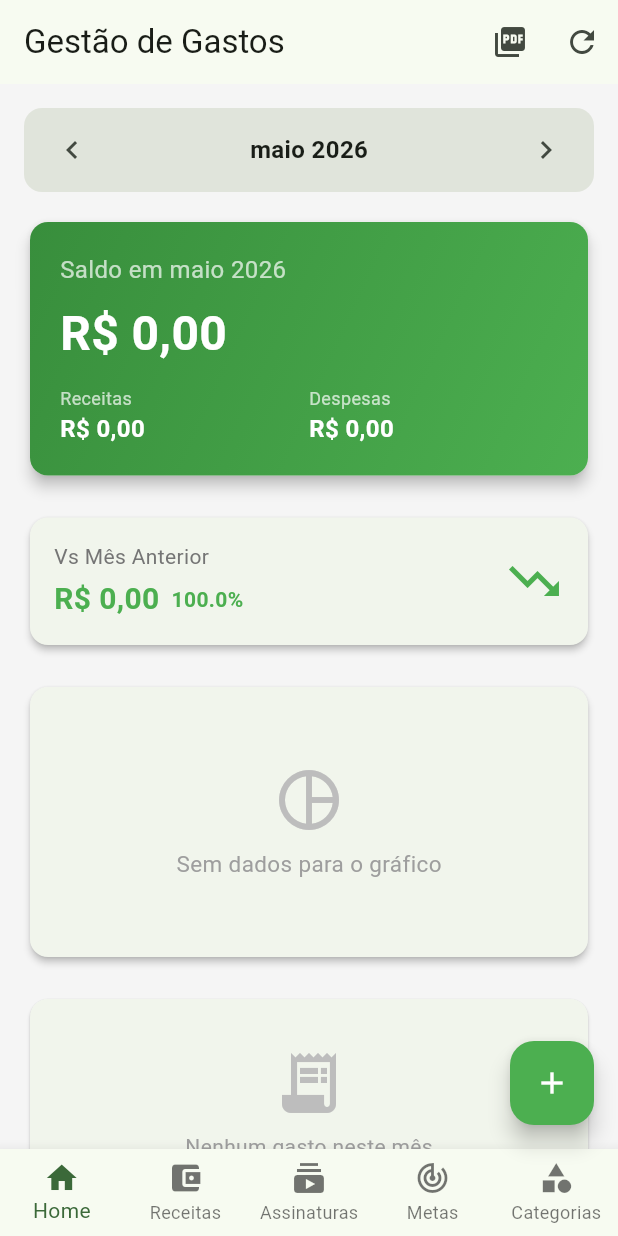
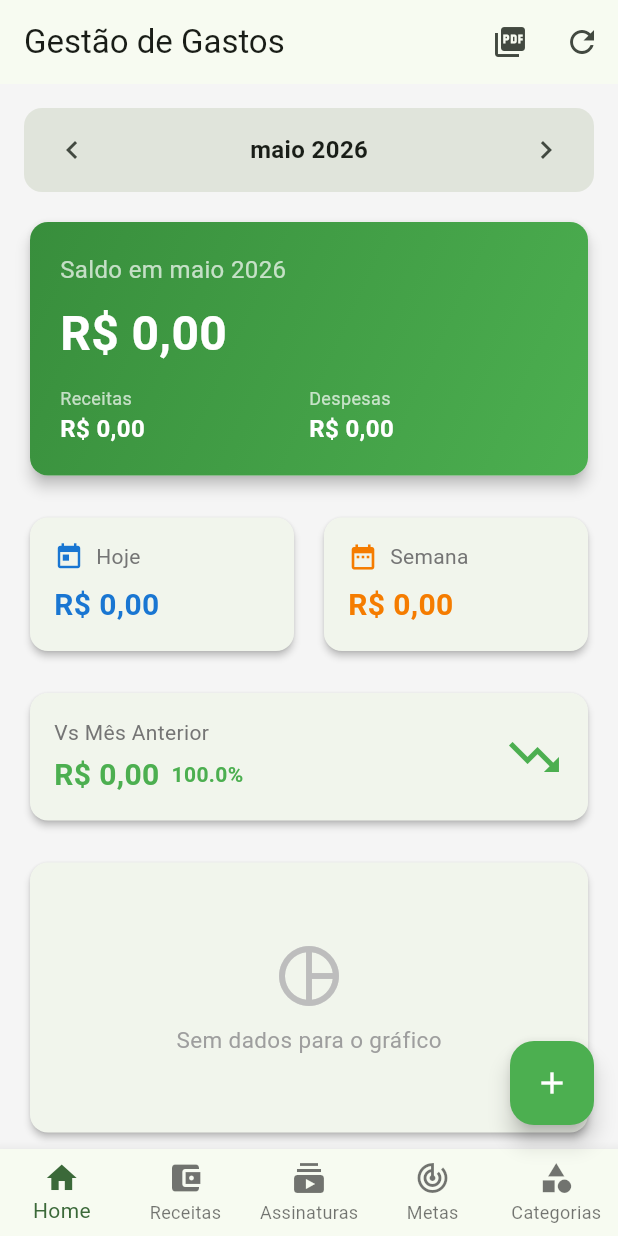
Before and after one commit to upsetups79-boop/gestao_de_gastos, a Flutter app: the screen it shows after launch, after a tap on the "refresh" icon, on a phone screen of 412 x 824 dp. Run offline on Flutter 3.47's test engine with Material 3 defaults, Android fonts, the phone set to English and light mode, and no system bars; our stand-ins replace fl_chart, pdf, printing, sqflite; accounts and stored records are empty.

Commit message:
Adiciona dashboard melhorado com stats rapidos
- Cards de gastos do dia e da semana
- Visual mais limpo e organizado
- Cores diferenciadas para cada periodo

Co-Authored-By: OpenClaude (mimo-v2-pro) <openclaude@gitlawb.com>

```diff
--- a/lib/screens/home_screen.dart
+++ b/lib/screens/home_screen.dart
@@ -25,6 +25,8 @@ import 'goals_screen.dart';
     double _totalMonth = 0;
     double _totalLastMonth = 0;
     double _totalIncome = 0;
+    double _totalToday = 0;
+    double _totalWeek = 0;
     bool _isLoading = true;
     DateTime _selectedMonth =
         DateTime(DateTime.now().year, DateTime.now().month, 1);
@@ -38,6 +40,7 @@ import 'goals_screen.dart';
     Future<void> _loadData() async {
       setState(() => _isLoading = true);
 
+      final now = DateTime.now();
       final startOfMonth = _selectedMonth;
       final endOfMonth =
           DateTime(_selectedMonth.year, _selectedMonth.month + 1, 0, 23, 59, 59);
@@ -45,6 +48,11 @@ import 'goals_screen.dart';
           DateTime(_selectedMonth.year, _selectedMonth.month - 1, 1);
       final endOfLastMonth =
           DateTime(_selectedMonth.year, _selectedMonth.month, 0, 23, 59, 59);
+      final startOfDay = DateTime(now.year, now.month, now.day);
+      final endOfDay = DateTime(now.year, now.month, now.day, 23, 59, 59);
+      final startOfWeek = now.subtract(Duration(days: now.weekday - 1));
+      final startOfWeekDay = DateTime(startOfWeek.year, startOfWeek.month, startOfWeek.day);
+      final endOfWeek = DateTime(startOfWeek.year, startOfWeek.month, startOfWeek.day + 6, 23, 59, 59);
 
       final allExpenses = await DatabaseHelper.instance.getExpenses();
       final currentMonthData = await DatabaseHelper.instance
@@ -53,6 +61,10 @@ import 'goals_screen.dart';
           .getExpensesByDateRange(startOfLastMonth, endOfLastMonth);
       final currentMonthIncome = await DatabaseHelper.instance
           .getIncomesByDateRange(startOfMonth, endOfMonth);
+      final todayData = await DatabaseHelper.instance
+          .getExpensesByDateRange(startOfDay, endOfDay);
+      final weekData = await DatabaseHelper.instance
+          .getExpensesByDateRange(startOfWeekDay, endOfWeek);
 
       final totalCurrent =
           currentMonthData.fold(0.0, (sum, item) => sum + item.value);
@@ -60,6 +72,10 @@ import 'goals_screen.dart';
           lastMonthData.fold(0.0, (sum, item) => sum + item.value);
       final totalIncome =
           currentMonthIncome.fold(0.0, (sum, item) => sum + item.value);
+      final totalToday =
+          todayData.fold(0.0, (sum, item) => sum + item.value);
+      final totalWeek =
+          weekData.fold(0.0, (sum, item) => sum + item.value);
 
       if (mounted) {
         setState(() {
@@ -68,6 +84,8 @@ import 'goals_screen.dart';
           _totalMonth = totalCurrent;
           _totalLastMonth = totalLast;
           _totalIncome = totalIncome;
+          _totalToday = totalToday;
+          _totalWeek = totalWeek;
           _isLoading = false;
         });
       }
@@ -124,6 +142,8 @@ import 'goals_screen.dart';
                       _buildSummaryCard(),
                       const SizedBox(height: 20),
                       if (isCurrentMonth) ...[
+                        _buildQuickStats(),
+                        const SizedBox(height: 20),
                         _buildComparisonCard(),
                         const SizedBox(height: 20),
                       ],
@@ -268,6 +288,75 @@ import 'goals_screen.dart';
       );
     }
 
+    Widget _buildQuickStats() {
+      return Row(
+        children: [
+          Expanded(
+            child: Card(
+              elevation: 2,
+              shape: RoundedRectangleBorder(
+                  borderRadius: BorderRadius.circular(12)),
+              child: Padding(
+                padding: const EdgeInsets.all(16),
+                child: Column(
+                  crossAxisAlignment: CrossAxisAlignment.start,
+                  children: [
+                    Row(
+                      children: [
+                        Icon(Icons.today, color: Colors.blue[700], size: 20),
+                        const SizedBox(width: 8),
+                        Text('Hoje',
+                            style: TextStyle(
+                                color: Colors.grey[600], fontSize: 14)),
+                      ],
+                    ),
+                    const SizedBox(height: 8),
+                    Text(CurrencyFormatter.format(_totalToday),
+                        style: TextStyle(
+                            fontSize: 20,
+                            fontWeight: FontWeight.bold,
+                            color: Colors.blue[700])),
+                  ],
+                ),
+              ),
+            ),
+          ),
+          const SizedBox(width: 12),
+          Expanded(
+            child: Card(
+              elevation: 2,
+              shape: RoundedRectangleBorder(
+                  borderRadius: BorderRadius.circular(12)),
+              child: Padding(
+                padding: const EdgeInsets.all(16),
+                child: Column(
+                  crossAxisAlignment: CrossAxisAlignment.start,
+                  children: [
+                    Row(
+                      children: [
+                        Icon(Icons.date_range, color: Colors.orange[700],
+                            size: 20),
+                        const SizedBox(width: 8),
+                        Text('Semana',
+                            style: TextStyle(
+                                color: Colors.grey[600], fontSize: 14)),
+                      ],
+                    ),
+                    const SizedBox(height: 8),
+                    Text(CurrencyFormatter.format(_totalWeek),
+                        style: TextStyle(
+                            fontSize: 20,
+                            fontWeight: FontWeight.bold,
+                            color: Colors.orange[700])),
+                  ],
+                ),
+              ),
+            ),
+          ),
+        ],
+      );
+    }
+
     Widget _buildComparisonCard() {
       final difference = _totalMonth - _totalLastMonth;
       final percentage =
```
